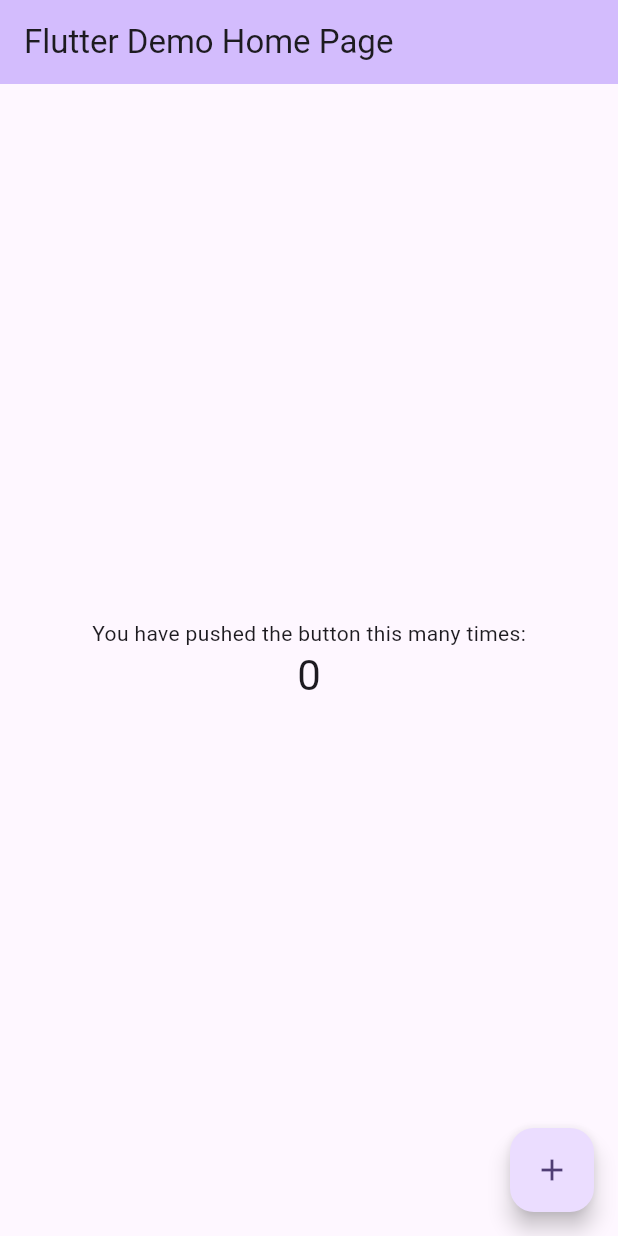
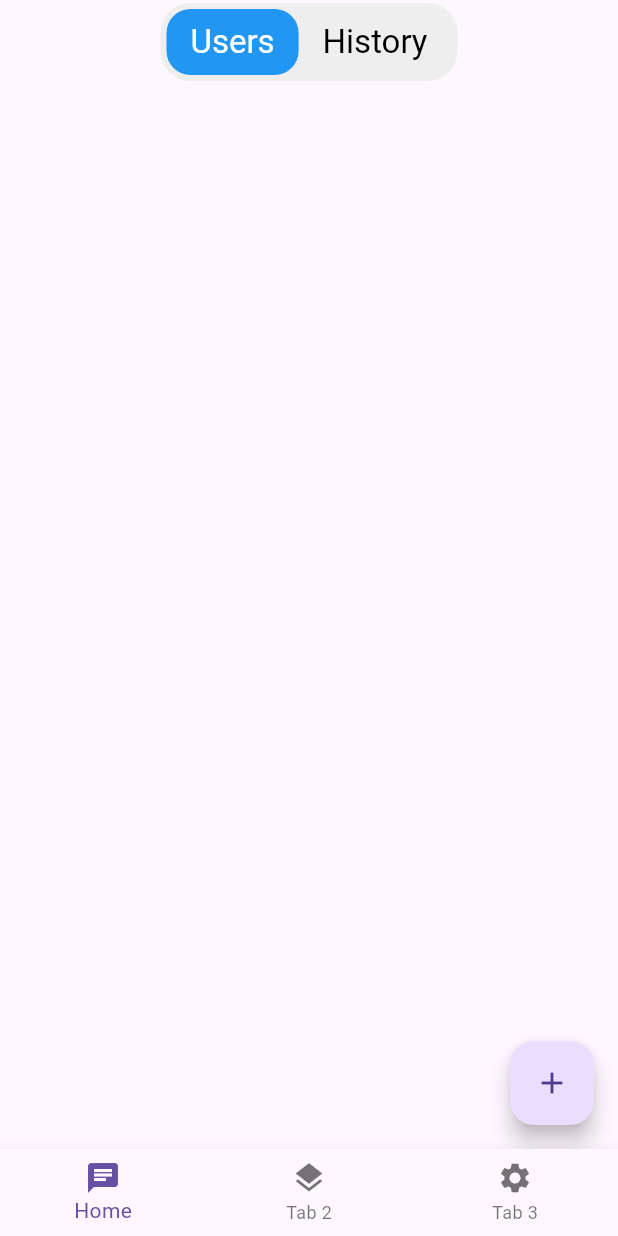
Before and after one commit to Codernta/mysivi_mt, a Flutter app: the screen it shows after launch, on a phone screen of 412 x 824 dp. Run offline on Flutter 3.47's test engine with Material 3 defaults, Android fonts, the phone set to English and light mode, and no system bars.

Commit message:
second commit - added UI and other functionalities

```diff
--- /dev/null
+++ b/lib/features/home/models/user_model.dart
@@ -0,0 +1,14 @@
+class UserModel {
+  final String name;
+  UserModel(this.name);
+}
+
+
+class MessageModel {
+  final String text;
+  final bool isSender;
+  final DateTime time;
+
+
+  MessageModel({required this.text, required this.isSender, required this.time});
+}
--- /dev/null
+++ b/lib/features/home/ui/home_screen.dart
@@ -0,0 +1,101 @@
+import 'package:flutter/material.dart';
+import 'package:mysivi_mt/features/home/models/user_model.dart';
+import 'package:mysivi_mt/features/home/ui/tabs/chat_history_tab.dart';
+import 'package:mysivi_mt/features/home/ui/tabs/user_tab.dart';
+
+class HomeScreen extends StatefulWidget {
+  const HomeScreen({super.key});
+
+
+  @override
+  State<HomeScreen> createState() => _HomeScreenState();
+}
+
+
+class _HomeScreenState extends State<HomeScreen> {
+  int topTabIndex = 0;
+  final List<UserModel> users = [];
+  final Map<String, List<MessageModel>> chats = {};
+
+
+  @override
+  Widget build(BuildContext context) {
+    return Scaffold(
+      body: NestedScrollView(
+        headerSliverBuilder: (_, __) {
+          return [
+            SliverAppBar(
+              floating: true,
+              snap: true,
+              title: _TopSwitcher(
+                index: topTabIndex,
+                onChanged: (i) => setState(() => topTabIndex = i),
+              ),
+              centerTitle: true,
+            )
+          ];
+        },
+        body: IndexedStack(
+          index: topTabIndex,
+          children: [
+            UsersTab(users: users, chats: chats),
+            ChatHistoryTab(chats: chats),
+          ],
+        ),
+      ),
+      floatingActionButton: topTabIndex == 0
+          ? FloatingActionButton(
+        onPressed: () {
+          final name = 'User ${users.length + 1}';
+          setState(() => users.add(UserModel(name)));
+          ScaffoldMessenger.of(context)
+              .showSnackBar(SnackBar(content: Text('User added: $name')));
+        },
+        child: const Icon(Icons.add),
+      )
+          : null,
+    );
+  }
+}
+
+class _TopSwitcher extends StatelessWidget {
+  final int index;
+  final ValueChanged<int> onChanged;
+  const _TopSwitcher({required this.index, required this.onChanged});
+
+
+  @override
+  Widget build(BuildContext context) {
+    return Container(
+      padding: const EdgeInsets.all(4),
+      decoration: BoxDecoration(
+        color: Colors.grey.shade200,
+        borderRadius: BorderRadius.circular(20),
+      ),
+      child: Row(
+        mainAxisSize: MainAxisSize.min,
+        children: [
+          _switchButton('Users', 0),
+          _switchButton('History', 1),
+        ],
+      ),
+    );
+  }
+
+
+  Widget _switchButton(String label, int i) {
+    final selected = index == i;
+    return GestureDetector(
+      onTap: () => onChanged(i),
+      child: Container(
+        padding: const EdgeInsets.symmetric(horizontal: 16, vertical: 8),
+        decoration: BoxDecoration(
+          color: selected ? Colors.blue : Colors.transparent,
+          borderRadius: BorderRadius.circular(16),
+        ),
+        child: Text(label,
+            style: TextStyle(color: selected ? Colors.white : Colors.black)),
+      ),
+    );
+  }
+}
--- /dev/null
+++ b/lib/features/home/ui/main_screen.dart
@@ -0,0 +1,50 @@
+import 'package:flutter/material.dart';
+import 'package:mysivi_mt/features/home/ui/home_screen.dart';
+
+class MainScreen extends StatefulWidget {
+  const MainScreen({super.key});
+
+
+  @override
+  State<MainScreen> createState() => _MainScreenState();
+}
+
+
+class _MainScreenState extends State<MainScreen> {
+  int bottomIndex = 0;
+
+
+  @override
+  Widget build(BuildContext context) {
+    return Scaffold(
+      body: IndexedStack(
+        index: bottomIndex,
+        children: const [
+          HomeScreen(),
+          PlaceholderScreen(title: 'Tab 2 Placeholder'),
+          PlaceholderScreen(title: 'Tab 3 Placeholder'),
+        ],
+      ),
+      bottomNavigationBar: BottomNavigationBar(
+        currentIndex: bottomIndex,
+        onTap: (i) => setState(() => bottomIndex = i),
+        items: const [
+          BottomNavigationBarItem(icon: Icon(Icons.chat), label: 'Home'),
+          BottomNavigationBarItem(icon: Icon(Icons.layers), label: 'Tab 2'),
+          BottomNavigationBarItem(icon: Icon(Icons.settings), label: 'Tab 3'),
+        ],
+      ),
+    );
+  }
+}
+
+class PlaceholderScreen extends StatelessWidget {
+  final String title;
+  const PlaceholderScreen({super.key, required this.title});
+
+
+  @override
+  Widget build(BuildContext context) {
+    return Center(child: Text(title));
+  }
+}
--- /dev/null
+++ b/lib/features/home/ui/tabs/user_tab.dart
@@ -0,0 +1,38 @@
+import 'package:flutter/material.dart';
+import 'package:mysivi_mt/features/home/models/user_model.dart';
+import 'package:mysivi_mt/features/home/ui/chat_screen.dart';
+
+class UsersTab extends StatelessWidget {
+  final List<UserModel> users;
+  final Map<String, List<MessageModel>> chats;
+
+
+  const UsersTab({super.key, required this.users, required this.chats});
+
+
+  @override
+  Widget build(BuildContext context) {
+    return ListView.builder(
+      key: const PageStorageKey('users_list'),
+      itemCount: users.length,
+      itemBuilder: (_, i) {
+        final user = users[i];
+        return ListTile(
+          leading: CircleAvatar(child: Text(user.name[0])),
+          title: Text(user.name),
+          onTap: () {
+            Navigator.push(
+              context,
+              MaterialPageRoute(
+                builder: (_) => ChatScreen(
+                  user: user,
+                  messages: chats[user.name] ??= [],
+                ),
+              ),
+            );
+          },
+        );
+      },
+    );
+  }
+}
--- a/lib/main.dart
+++ b/lib/main.dart
@@ -1,87 +1,25 @@
+import 'dart:convert';
 import 'package:flutter/material.dart';
+import 'package:mysivi_mt/features/home/ui/main_screen.dart';
+// import 'package:http/http.dart' as http;
+
 
 void main() {
-  runApp(const MyApp());
+  runApp(const ChatApp());
 }
 
-class MyApp extends StatelessWidget {
-  const MyApp({super.key});
 
-  // This widget is the root of your application.
+class ChatApp extends StatelessWidget {
+  const ChatApp({super.key});
+
+
   @override
   Widget build(BuildContext context) {
     return MaterialApp(
-      title: 'Flutter Demo',
-      theme: ThemeData(
-        colorScheme: ColorScheme.fromSeed(seedColor: Colors.deepPurple),
-      ),
-      home: const MyHomePage(title: 'Flutter Demo Home Page'),
+      debugShowCheckedModeBanner: false,
+      title: 'Mini Chat App',
+      theme: ThemeData(useMaterial3: true),
+      home: const MainScreen(),
     );
   }
 }
-
-class MyHomePage extends StatefulWidget {
-  const MyHomePage({super.key, required this.title});
-
-
-  final String title;
-
-  @override
-  State<MyHomePage> createState() => _MyHomePageState();
-}
-
-class _MyHomePageState extends State<MyHomePage> {
-  int _counter = 0;
-
-  void _incrementCounter() {
-    setState(() {
-
-      _counter++;
-    });
-  }
-
-  @override
-  Widget build(BuildContext context) {
-
-    return Scaffold(
-      appBar: AppBar(
-        backgroundColor: Theme.of(context).colorScheme.inversePrimary,
-        // Here we take the value from the MyHomePage object that was created by
-        // the App.build method, and use it to set our appbar title.
-        title: Text(widget.title),
-      ),
-      body: Center(
-        // Center is a layout widget. It takes a single child and positions it
-        // in the middle of the parent.
-        child: Column(
-          // Column is also a layout widget. It takes a list of children and
-          // arranges them vertically. By default, it sizes itself to fit its
-          // children horizontally, and tries to be as tall as its parent.
-          //
-          // Column has various properties to control how it sizes itself and
-          // how it positions its children. Here we use mainAxisAlignment to
-          // center the children vertically; the main axis here is the vertical
-          // axis because Columns are vertical (the cross axis would be
-          // horizontal).
-          //
-          // TRY THIS: Invoke "debug painting" (choose the "Toggle Debug Paint"
-          // action in the IDE, or press "p" in the console), to see the
-          // wireframe for each widget.
-          mainAxisAlignment: MainAxisAlignment.center,
-          children: <Widget>[
-            const Text('You have pushed the button this many times:'),
-            Text(
-              '$_counter',
-              style: Theme.of(context).textTheme.headlineMedium,
-            ),
-          ],
-        ),
-      ),
-      floatingActionButton: FloatingActionButton(
-        onPressed: _incrementCounter,
-        tooltip: 'Increment',
-        child: const Icon(Icons.add),
-      ), // This trailing comma makes auto-formatting nicer for build methods.
-    );
-  }
-}
--- a/pubspec.yaml
+++ b/pubspec.yaml
@@ -30,7 +30,7 @@ environment:
 dependencies:
   flutter:
     sdk: flutter
-
+  http:
   # The following adds the Cupertino Icons font to your application.
   # Use with the CupertinoIcons class for iOS style icons.
   cupertino_icons: ^1.0.8
```
Also changed, not shown: lib/features/home/ui/chat_screen.dart (added, +122 -0 lines), lib/features/home/ui/tabs/chat_history_tab.dart (added, +28 -0 lines), pubspec.lock, 1 other file.
